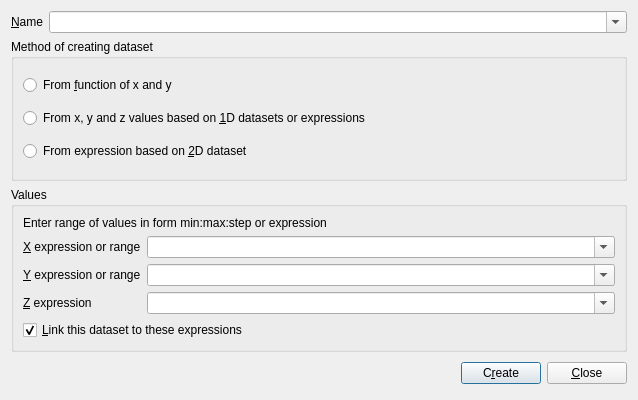
veusz/veusz, file dialogs/datacreate2d.ui: the form before one commit.
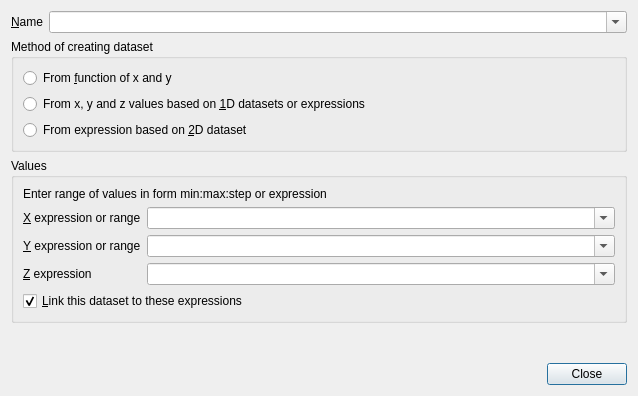
The form after the commit.

Commit message: Use button box in data create 2d dialog box

```diff
--- a/dialogs/datacreate2d.ui
+++ b/dialogs/datacreate2d.ui
@@ -1,12 +1,12 @@
 <ui version="4.0" >
  <class>Dialog</class>
- <widget class="QDialog" name="Dialog" >
-  <property name="geometry" >
+ <widget class="QDialog" name="Dialog">
+  <property name="geometry">
    <rect>
     <x>0</x>
     <y>0</y>
     <width>638</width>
-    <height>400</height>
+    <height>396</height>
    </rect>
   </property>
   <property name="windowTitle" >
@@ -170,57 +170,18 @@
     </widget>
    </item>
    <item>
-    <layout class="QHBoxLayout" >
-     <property name="spacing" >
-      <number>6</number>
+    <widget class="QLabel" name="notifylabel">
+     <property name="text">
+      <string/>
      </property>
-     <property name="leftMargin" >
-      <number>0</number>
+    </widget>
+   </item>
+   <item>
+    <widget class="QDialogButtonBox" name="buttonBox">
+     <property name="standardButtons">
+      <set>QDialogButtonBox::Close</set>
      </property>
-     <property name="topMargin" >
-      <number>0</number>
-     </property>
-     <property name="rightMargin" >
-      <number>0</number>
-     </property>
-     <property name="bottomMargin" >
-      <number>0</number>
-     </property>
-     <item>
-      <widget class="QLabel" name="notifylabel" >
-       <property name="text" >
-        <string> </string>
-       </property>
-      </widget>
-     </item>
-     <item>
-      <spacer>
-       <property name="orientation" >
-        <enum>Qt::Horizontal</enum>
-       </property>
-       <property name="sizeHint" >
-        <size>
-         <width>131</width>
-         <height>31</height>
-        </size>
-       </property>
-      </spacer>
-     </item>
-     <item>
-      <widget class="QPushButton" name="createbutton" >
-       <property name="text" >
-        <string>C&amp;reate</string>
-       </property>
-      </widget>
-     </item>
-     <item>
-      <widget class="QPushButton" name="closebutton" >
-       <property name="text" >
-        <string>&amp;Close</string>
-       </property>
-      </widget>
-     </item>
-    </layout>
+    </widget>
    </item>
   </layout>
  </widget>
```
Left out of the diff: 125 changed lines with no effect on the pictures. The commit also changes 1 other file.
